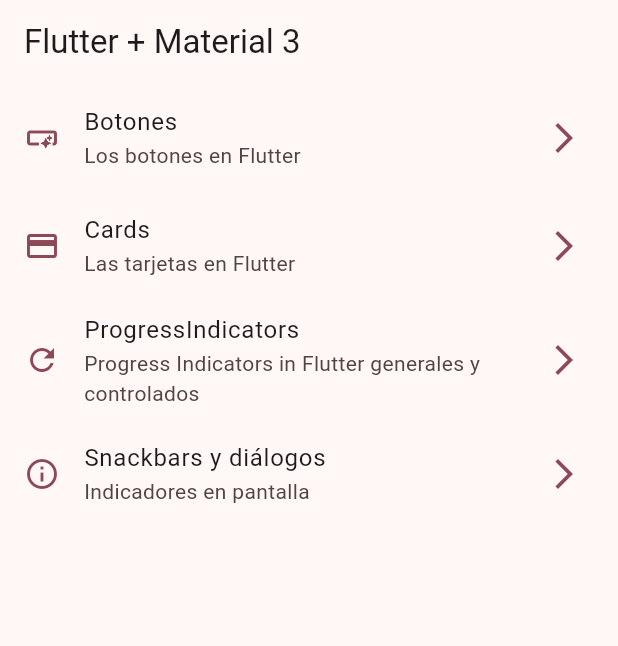
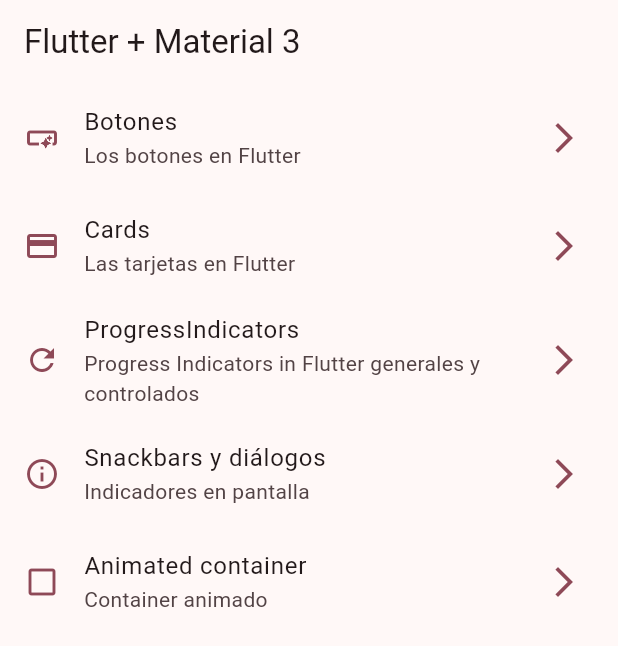
Before and after one commit to imdidier/widgets_app, a Flutter app: the screen it shows after launch, on a phone screen of 412 x 824 dp. Shown: the top 646 px of the screen. Run offline on Flutter 3.47's test engine with Material 2 defaults, Android fonts, the phone set to English and light mode, and no system bars; our stand-ins replace go_router.

Commit message:
Animated Container terminado

```diff
--- a/lib/config/menu/menu_item.dart
+++ b/lib/config/menu/menu_item.dart
@@ -39,4 +39,10 @@ const List<MenuItem> appMenuItems = [
     subTitle: 'Indicadores en pantalla',
     title: 'Snackbars y diálogos',
   ),
+  MenuItem(
+    icon: Icons.check_box_outline_blank,
+    link: '/animated_container',
+    subTitle: 'Container animado',
+    title: 'Animated container',
+  ),
 ];
--- a/lib/config/router/app_router.dart
+++ b/lib/config/router/app_router.dart
@@ -28,6 +28,11 @@ final appRouter = GoRouter(
       path: '/snackbars',
       name: SnackbarScreen.name,
       builder: (context, state) => const SnackbarScreen(),
-    )
+    ),
+    GoRoute(
+      path: '/animated_container',
+      name: AnimatedScreen.name,
+      builder: (context, state) => const AnimatedScreen(),
+    ),
   ],
 );
```
Also changed, not shown: lib/ui/screens/animated/animated.dart (+47 -2 lines).
